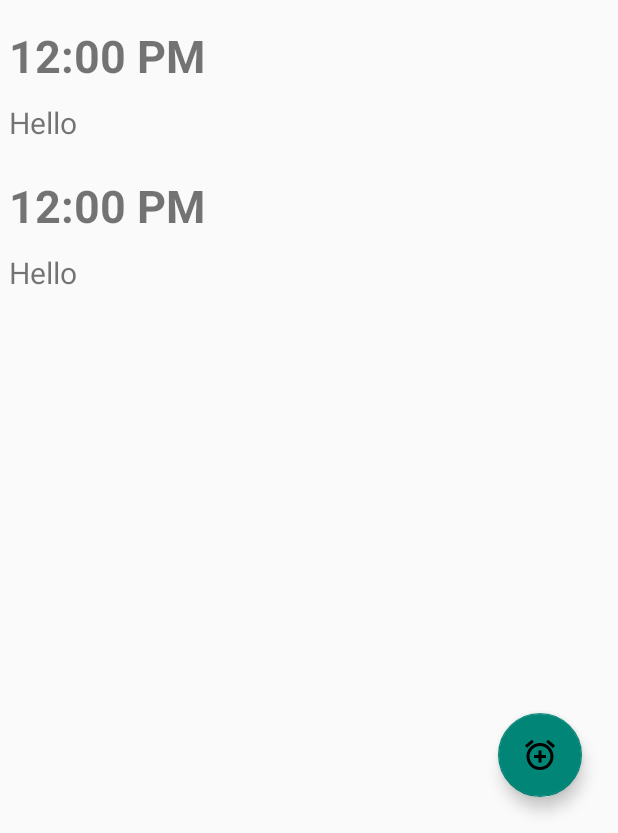
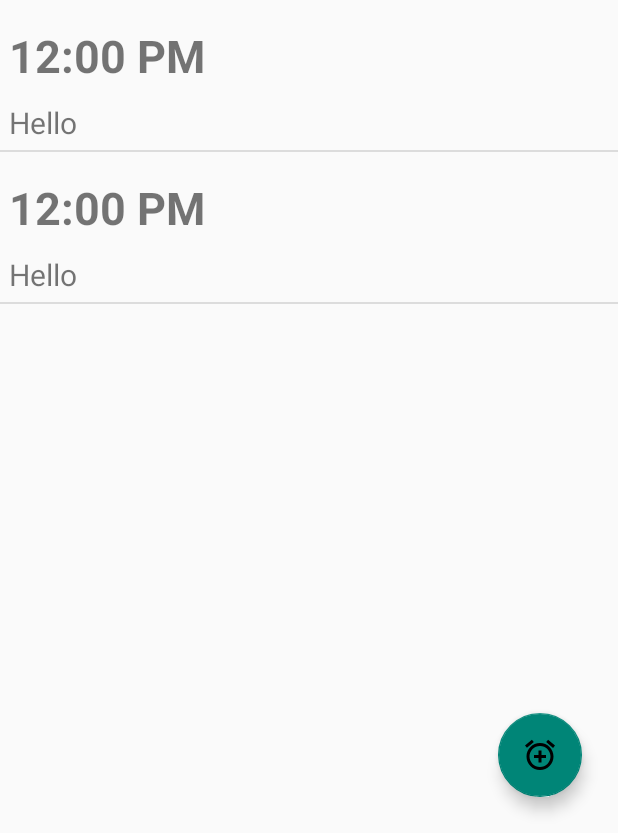
Before and after one commit to DRob1260/android_alarm, an Android app: the screen it shows after launch (MainActivity), after a tap on an icon or button, on a phone screen of 412 x 824 dp, the part 403-1236 px from its top. Run offline under Robolectric (Android 15) with nearby library versions, the phone set to English and light mode, and no system bars.

Commit message:
Removed Floating Action Button from MainActivity due to complications in using its listener; will need to use a separate FAB for each fragment

```diff
--- a/app/src/main/java/com/isu/android_alarm/AlarmFragment.java
+++ b/app/src/main/java/com/isu/android_alarm/AlarmFragment.java
@@ -1,5 +1,4 @@
 package com.isu.android_alarm;
-
 
 import android.app.Activity;
 import android.app.AlertDialog;
@@ -8,6 +7,7 @@ import android.app.Dialog;
 import android.app.TimePickerDialog;
 import android.os.Bundle;
 import androidx.fragment.app.Fragment;
+import androidx.recyclerview.widget.DividerItemDecoration;
 import androidx.recyclerview.widget.LinearLayoutManager;
 import androidx.recyclerview.widget.RecyclerView;
 import android.text.InputType;
@@ -16,22 +16,18 @@ import android.view.View;
 import android.view.ViewGroup;
 import android.widget.DatePicker;
 import android.widget.EditText;
+import android.widget.LinearLayout;
 import android.widget.TimePicker;
 import com.google.android.material.floatingactionbutton.FloatingActionButton;
 import java.util.ArrayList;
 import java.util.Calendar;
 import java.util.Date;
-import java.util.List;
 
 public class AlarmFragment extends Fragment {
 
     private RecyclerView recyclerView;
-    private AlarmRecyclerViewAdapter mAdapter;
-    private RecyclerView.LayoutManager layoutManager;
     private static Activity activity;
     private static FloatingActionButton mSharedFab;
-
-
     static final int TIME_DIALOG_ID = 1111;
     static final int CAL_DIALOG_ID = 1112;
     static final int MSG_DIALOG_ID = 1113;
@@ -42,12 +38,16 @@ public class AlarmFragment extends Fragment {
     private int day;
     private String message;
     private ArrayList<Alarm> alarms = new ArrayList<>();
-
+    private AlarmRecyclerViewAdapter mAdapter = new AlarmRecyclerViewAdapter(alarms);
+    private View v;
     @Override
     public View onCreateView(LayoutInflater inflater, ViewGroup container, Bundle savedInstanceState) {
+
+
+        v = inflater.inflate(R.layout.fragment_alarm, container, false);
         activity = getActivity();
 
-        View v = inflater.inflate(R.layout.fragment_alarm, container, false);
+
 
         final Calendar c = Calendar.getInstance();
         hr = c.get(Calendar.HOUR_OF_DAY);
@@ -58,16 +58,24 @@ public class AlarmFragment extends Fragment {
         updateTime(hr, min);
 
         recyclerView = (RecyclerView) v.findViewById(R.id.my_recycler_view);
-        recyclerView.setHasFixedSize(true);
-        recyclerView.setLayoutManager(new LinearLayoutManager(activity));
-       /* List<String> input = new ArrayList<>();
-        for (int i = 0; i < 10; i++) {
-            input.add("Message " + i + ", every Tuesday");
-        }
-        mAdapter = new AlarmRecyclerViewAdapter(input);*/
-       alarms.add(new Alarm(new Date(1999,1,26, 12, 00), "Hello"));
+        //recyclerView.setHasFixedSize(true);
+
+        alarms.add(new Alarm(new Date(1999,1,26, 12, 00), "Hello"));
         mAdapter = new AlarmRecyclerViewAdapter(alarms);
         recyclerView.setAdapter(mAdapter);
+        System.out.println(mAdapter.getItemCount());
+
+        LinearLayoutManager layoutManager = new LinearLayoutManager(getActivity());
+        recyclerView.setLayoutManager(layoutManager);
+        DividerItemDecoration dividerItemDecoration = new DividerItemDecoration(recyclerView.getContext(), layoutManager.getOrientation());
+        recyclerView.addItemDecoration(dividerItemDecoration);
+
+        FloatingActionButton fab = v.findViewById(R.id.fab);
+        fab.setOnClickListener(view -> {
+            createdDialog(MSG_DIALOG_ID);
+            createdDialog(TIME_DIALOG_ID).show();
+            createdDialog(CAL_DIALOG_ID).show();
+        });
 
         return v;
     }
@@ -76,24 +84,6 @@ public class AlarmFragment extends Fragment {
     public void onDestroy() {
         super.onDestroy();
         mSharedFab = null; // To avoid keeping/leaking the reference of the FAB
-    }
-
-    public void shareFab(FloatingActionButton fab) {
-        if (fab == null) { // When the FAB is shared to another Fragment
-            if (mSharedFab != null) {
-                mSharedFab.setOnClickListener(null);
-            }
-            mSharedFab = null;
-        }
-        else {
-            mSharedFab = fab;
-            mSharedFab.setImageResource(R.drawable.ic_alarm_add_24dp);
-            mSharedFab.setOnClickListener((fabView) -> {
-                createdDialog(MSG_DIALOG_ID);
-                createdDialog(TIME_DIALOG_ID).show();
-                createdDialog(CAL_DIALOG_ID).show();
-            });
-        }
     }
 
     protected Dialog createdDialog(int id) {
@@ -133,16 +123,25 @@ public class AlarmFragment extends Fragment {
         // Set up the input
         final EditText input = new EditText(activity);
         // Specify the type of input expected; this, for example, sets the input as a password, and will mask the text
-        input.setInputType(InputType.TYPE_CLASS_TEXT | InputType.TYPE_TEXT_VARIATION_PASSWORD);
+        input.setInputType(InputType.TYPE_CLASS_TEXT);
         builder.setView(input);
 
         // Set up the buttons
         builder.setPositiveButton("OK", (dialog, which) -> {
             message = input.getText().toString();
+            if (message.equals(""))
+                message = "Alarm";
 
+            System.out.println("Year: " + year);
+            System.out.println("Month: " + month);
+            System.out.println("Day: " + day);
+            System.out.println("Hour: " + hr);
+            System.out.println("Minute: " + min);
+            System.out.println("Message: " + message);
             Alarm alarm = new Alarm(new Date(year, month, day, hr, min), message);
+
             mAdapter.add(alarm);
-
+            System.out.println("Size of alarms" + mAdapter.getItemCount());
         });
         builder.setNegativeButton("Cancel", (dialog, which) -> dialog.cancel());
 
--- a/app/src/main/java/com/isu/android_alarm/AlarmRecyclerViewAdapter.java
+++ b/app/src/main/java/com/isu/android_alarm/AlarmRecyclerViewAdapter.java
@@ -1,24 +1,26 @@
 package com.isu.android_alarm;
 
+import android.content.Context;
 import android.view.LayoutInflater;
 import android.view.View;
 import android.view.ViewGroup;
 import android.widget.TextView;
 
+import java.io.Serializable;
 import java.util.ArrayList;
-import java.util.List;
 
 import androidx.recyclerview.widget.RecyclerView;
 
+interface IAdapter extends Serializable {
+    void setDataAt(int index, Alarm alarm);
+    void notifyItemChanged(int index);
+}
+
 public class AlarmRecyclerViewAdapter extends RecyclerView.Adapter<AlarmRecyclerViewAdapter.ViewHolder> {
-    //private List<String> values;
     private ArrayList<Alarm> alarms;
+    private IAdapter adapter;
 
-    // Provide a reference to the views for each data item
-    // Complex data items may need more than one view per item, and
-    // you provide access to all the views for a data item in a view holder
     public class ViewHolder extends RecyclerView.ViewHolder {
-        // each data item is just a string in this case
         public TextView txtHeader;
         public TextView txtFooter;
         public View layout;
@@ -31,36 +33,6 @@ public class AlarmRecyclerViewAdapter extends RecyclerView.Adapter<AlarmRecycler
         }
     }
 
-    /*public void add(int position, String item) {
-        values.add(position, item);
-        notifyItemInserted(position);
-    }*/
-
-    public void add(int position, Alarm alarm) {
-        alarms.add(position, alarm);
-        notifyItemInserted(position);
-    }
-
-    public void add(Alarm alarm) {
-        alarms.add(alarm);
-        notifyItemInserted(getItemCount()-1);
-    }
-
-    public void remove(int position) {
-        alarms.remove(position);
-        notifyItemRemoved(position);
-    }
-
-    /*public void remove(int position) {
-        values.remove(position);
-        notifyItemRemoved(position);
-    }*/
-
-    // Provide a suitable constructor (depends on the kind of dataset)
-    /*public AlarmRecyclerViewAdapter(List<String> myDataset) {
-        values = myDataset;
-    }*/
-
     public AlarmRecyclerViewAdapter(ArrayList<Alarm> alarms) {
         this.alarms = alarms;
     }
@@ -68,11 +40,11 @@ public class AlarmRecyclerViewAdapter extends RecyclerView.Adapter<AlarmRecycler
     // Create new views (invoked by the layout manager)
     @Override
     public AlarmRecyclerViewAdapter.ViewHolder onCreateViewHolder(ViewGroup parent, int viewType) {
-        // create a new view
-        LayoutInflater inflater = LayoutInflater.from(parent.getContext());
-        View v =  inflater.inflate(R.layout.alarm_row_layout, parent, false);
+        Context context = parent.getContext();
+        LayoutInflater inflater = LayoutInflater.from(context);
+        View view =  inflater.inflate(R.layout.alarm_row_layout, parent, false);
         // set the view's size, margins, paddings and layout parameters
-        ViewHolder vh = new ViewHolder(v);
+        ViewHolder vh = new ViewHolder(view);
         return vh;
     }
 
@@ -81,21 +53,43 @@ public class AlarmRecyclerViewAdapter extends RecyclerView.Adapter<AlarmRecycler
     public void onBindViewHolder(ViewHolder holder, final int position) {
         // - get element from your dataset at this position
         // - replace the contents of the view with that element
-        //final String name = values.get(position);
-        final String message = alarms.get(position).getMessage();
-        holder.txtHeader.setText(alarms.get(position).getTimeStr());
+        Alarm alarm = alarms.get(position);
+        final String message = alarm.getMessage();
+        holder.txtHeader.setText(alarm.getTimeStr());
+        holder.txtFooter.setText(message);
+        holder.itemView.setTag(alarm);
         holder.txtHeader.setOnClickListener(v -> {
             //remove(position);
         });
-
-        //holder.txtFooter.setText(name);
-        holder.txtFooter.setText(message);
     }
 
     // Return the size of your dataset (invoked by the layout manager)
     @Override
     public int getItemCount() {
-        //return values.size();
+        System.out.println("Size of alarms from Adapter is " + alarms.size());
         return alarms.size();
     }
+
+    public void add(int position, Alarm alarm) {
+        alarms.add(position, alarm);
+        notifyItemInserted(position);
+        notifyDataSetChanged();
+    }
+
+    public void add(Alarm alarm) {
+        alarms.add(alarm);
+        notifyItemInserted(getItemCount()-1);
+        notifyDataSetChanged();
+    }
+
+    public void remove(int position) {
+        alarms.remove(position);
+        notifyItemRemoved(position);
+    }
+
+    public void update(ArrayList<Alarm> alarms){
+        this.alarms.clear();
+        this.alarms.addAll(alarms);
+        notifyDataSetChanged();
+    }
 }
--- a/app/src/main/res/layout/activity_main.xml
+++ b/app/src/main/res/layout/activity_main.xml
@@ -54,20 +54,6 @@
             </com.google.android.material.tabs.TabLayout>
 
         </androidx.viewpager.widget.ViewPager>
-
-            <com.google.android.material.floatingactionbutton.FloatingActionButton
-                android:id="@+id/fab"
-                android:layout_width="56dp"
-                android:layout_height="56dp"
-                android:layout_gravity="bottom|right"
-                app:layout_anchorGravity="bottom|right|end"
-                app:layout_anchor="@id/viewPager"
-                android:elevation="8dp"
-                android:layout_marginBottom="16dp"
-                android:layout_marginRight="16dp"
-                android:src="@drawable/ic_alarm_add_24dp"
-                android:scaleType="center"
-                android:layout_margin="24dp" />
 
     </androidx.coordinatorlayout.widget.CoordinatorLayout>
 
--- a/app/src/main/res/layout/alarm_row_layout.xml
+++ b/app/src/main/res/layout/alarm_row_layout.xml
@@ -1,4 +1,7 @@
 <?xml version="1.0" encoding="utf-8"?>
+
+
+
 <RelativeLayout xmlns:android="http://schemas.android.com/apk/res/android"
     android:layout_width="fill_parent"
     android:layout_height="100sp"
--- a/app/src/main/res/layout/fragment_alarm.xml
+++ b/app/src/main/res/layout/fragment_alarm.xml
@@ -4,15 +4,33 @@
     android:layout_height="match_parent"
     android:orientation="vertical">
 
-    <androidx.recyclerview.widget.RecyclerView
-        android:id="@+id/my_recycler_view"
-        android:scrollbars="vertical"
+    <androidx.coordinatorlayout.widget.CoordinatorLayout
+        android:id="@+id/coordinator_layout"
+        xmlns:android="http://schemas.android.com/apk/res/android"
+        xmlns:app="http://schemas.android.com/apk/res-auto"
         android:layout_width="match_parent"
-        android:layout_height="match_parent"/>
+        android:layout_height="match_parent">
 
-    <TimePicker
-        android:id="@+id/timePicker"
-        android:layout_width="wrap_content"
-        android:layout_height="wrap_content" />
+        <androidx.recyclerview.widget.RecyclerView
+            android:id="@+id/my_recycler_view"
+            android:scrollbars="vertical"
+            android:layout_width="match_parent"
+            android:layout_height="match_parent"/>
+
+        <com.google.android.material.floatingactionbutton.FloatingActionButton
+            android:id="@+id/fab"
+            android:layout_width="56dp"
+            android:layout_height="56dp"
+            android:layout_gravity="bottom|right"
+            app:layout_anchorGravity="bottom|right|end"
+            app:layout_anchor="@id/my_recycler_view"
+            android:elevation="8dp"
+            android:layout_marginBottom="16dp"
+            android:layout_marginRight="16dp"
+            android:src="@drawable/ic_alarm_add_24dp"
+            android:scaleType="center"
+            android:layout_margin="24dp" />
+
+        </androidx.coordinatorlayout.widget.CoordinatorLayout>
 
 </LinearLayout>
```
Also changed, not shown: app/src/main/java/com/isu/android_alarm/MainActivity.java (+0 -49 lines).
